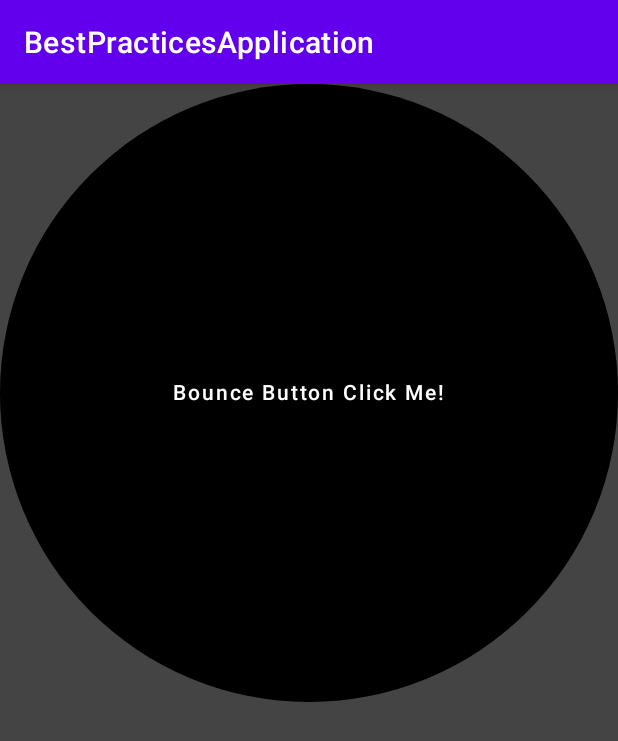
After one commit to lemondoglol/BestPracticesAndroid, an Android app built with Jetpack Compose: the AnimationExampleFragment screen opened through its navigation route, on a phone screen of 412 x 824 dp. The commit adds this screen. Shown: the top 741 px of the screen. Run offline under Robolectric (Android 15) with nearby library versions, the phone set to English and light mode, and no system bars; our stand-ins replace Dagger/Hilt's generated code.

Commit message:
compose animation button

```diff
--- a/app/src/main/java/com/example/bestpracticesapplication/HomeFragment.kt
+++ b/app/src/main/java/com/example/bestpracticesapplication/HomeFragment.kt
@@ -4,8 +4,10 @@ import android.os.Bundle
 import android.view.LayoutInflater
 import android.view.View
 import android.view.ViewGroup
+import androidx.compose.foundation.gestures.scrollable
 import androidx.compose.foundation.layout.fillMaxSize
 import androidx.compose.foundation.lazy.LazyColumn
+import androidx.compose.foundation.rememberScrollState
 import androidx.compose.material.Button
 import androidx.compose.material.Surface
 import androidx.compose.material.Text
@@ -34,6 +36,16 @@ class HomeFragment : Fragment() {
                         horizontalAlignment = Alignment.CenterHorizontally,
                     ) {
                         item {
+                            Button(
+                                onClick = {
+                                    findNavController().navigate(
+                                        HomeFragmentDirections.actionHomeFragmentToAnimationExampleFragment()
+                                    )
+                                }
+                            ) {
+                                Text("To Animation Example")
+                            }
+
                             Button(
                                 onClick = {
                                     findNavController().navigate(
--- /dev/null
+++ b/app/src/main/java/com/example/bestpracticesapplication/animations/AnimationExampleContent.kt
@@ -0,0 +1,55 @@
+package com.example.bestpracticesapplication.animations
+
+import androidx.compose.foundation.background
+import androidx.compose.foundation.clickable
+import androidx.compose.foundation.layout.Arrangement
+import androidx.compose.foundation.layout.Box
+import androidx.compose.foundation.layout.Column
+import androidx.compose.foundation.layout.aspectRatio
+import androidx.compose.foundation.shape.CircleShape
+import androidx.compose.material.Button
+import androidx.compose.material.MaterialTheme
+import androidx.compose.material.Text
+import androidx.compose.runtime.Composable
+import androidx.compose.runtime.mutableStateOf
+import androidx.compose.runtime.remember
+import androidx.compose.runtime.setValue
+import androidx.compose.runtime.getValue
+import androidx.compose.ui.Alignment
+import androidx.compose.ui.Modifier
+import androidx.compose.ui.draw.clip
+import androidx.compose.ui.graphics.Brush
+import androidx.compose.ui.graphics.Color
+import androidx.compose.ui.text.style.TextDirection.Companion.Content
+
+@Composable
+fun AnimationExampleContentScreen(
+    modifier: Modifier = Modifier,
+) {
+    var isClicked by remember { mutableStateOf(false) }
+    Column(
+        modifier = modifier,
+        horizontalAlignment = Alignment.CenterHorizontally,
+        verticalArrangement = Arrangement.Center,
+    ) {
+        Button(
+            modifier = Modifier
+                .onClickGradientEffect(
+                    idleStateGradientColors = listOf(
+                        Color.DarkGray,
+                        Color.DarkGray,
+                    ),
+                    pressStateGradientColors = listOf(
+                        Color.Gray,
+                        Color.DarkGray,
+                    )
+                )
+                .bounceClick()
+                .aspectRatio(ratio = 1f, matchHeightConstraintsFirst = false)
+                .clip(CircleShape),
+            onClick = { isClicked = !isClicked }
+        ) {
+            Text("Bounce Button Click Me!")
+        }
+    }
+}
--- /dev/null
+++ b/app/src/main/java/com/example/bestpracticesapplication/animations/AnimationExampleFragment.kt
@@ -0,0 +1,79 @@
+package com.example.bestpracticesapplication.animations
+
+import android.annotation.SuppressLint
+import android.content.res.Configuration
+import android.os.Bundle
+import android.view.LayoutInflater
+import android.view.View
+import android.view.ViewGroup
+import androidx.compose.foundation.isSystemInDarkTheme
+import androidx.compose.foundation.layout.fillMaxSize
+import androidx.compose.material.*
+import androidx.compose.runtime.Composable
+import androidx.compose.runtime.CompositionLocalProvider
+import androidx.compose.ui.Modifier
+import androidx.compose.ui.platform.ComposeView
+import androidx.compose.ui.platform.LocalConfiguration
+import androidx.fragment.app.Fragment
+import com.example.bestpracticesapplication.compose.*
+import dagger.hilt.android.AndroidEntryPoint
+
+@AndroidEntryPoint
+class AnimationExampleFragment : Fragment() {
+
+    override fun onCreateView(
+        inflater: LayoutInflater,
+        container: ViewGroup?,
+        savedInstanceState: Bundle?
+    ): View {
+        return ComposeView(requireContext()).apply {
+            setContent {
+                MyTheme {
+                    val configuration = LocalConfiguration.current
+                    when (configuration.orientation) {
+                        Configuration.ORIENTATION_PORTRAIT -> {
+                            AnimationExampleScreen()
+                        }
+                        else -> {
+                            AnimationExampleScreen()
+                        }
+                    }
+                }
+            }
+        }
+    }
+
+    @SuppressLint("UnusedMaterialScaffoldPaddingParameter")
+    @Composable
+    fun AnimationExampleScreen(
+        modifier: Modifier = Modifier,
+    ) {
+        Scaffold(
+            modifier = Modifier.fillMaxSize(),
+            backgroundColor = ApplicationTheme.colors.backgroundColor,
+            topBar = {
+                 // App Bar
+            },
+            content = {
+                AnimationExampleContentScreen()
+            },
+        )
+    }
+
+    @Composable
+    private fun MyTheme(
+        colors: MyThemeColors = if (isSystemInDarkTheme()) DarkMode else LightMode,
+        content: @Composable () -> Unit,
+    ) {
+        CompositionLocalProvider(LocalExtendsColors provides colors) {
+            MaterialTheme(
+                colors = MaterialTheme.colors.copy(
+                    primary = colors.primaryColor,
+                    secondary = colors.secondaryColor,
+                    background = colors.backgroundColor,
+                ),
+                content = content,
+            )
+        }
+    }
+}
--- /dev/null
+++ b/app/src/main/java/com/example/bestpracticesapplication/animations/ButtonAnimation.kt
@@ -0,0 +1,82 @@
+package com.example.bestpracticesapplication.animations
+
+import androidx.compose.animation.core.animateFloatAsState
+import androidx.compose.animation.core.tween
+import androidx.compose.foundation.background
+import androidx.compose.foundation.gestures.awaitFirstDown
+import androidx.compose.foundation.gestures.waitForUpOrCancellation
+import androidx.compose.runtime.getValue
+import androidx.compose.runtime.mutableStateOf
+import androidx.compose.runtime.remember
+import androidx.compose.runtime.setValue
+import androidx.compose.ui.Modifier
+import androidx.compose.ui.composed
+import androidx.compose.ui.draw.scale
+import androidx.compose.ui.graphics.Brush
+import androidx.compose.ui.graphics.Color
+import androidx.compose.ui.input.pointer.pointerInput
+
+private enum class BounceViewState { Pressed, Idle }
+
+fun Modifier.onClickGradientEffect(
+    idleStateGradientColors: List<Color>,
+    pressStateGradientColors: List<Color>,
+) = composed {
+    var bounceViewState by remember { mutableStateOf(BounceViewState.Idle) }
+
+    val gradient = when (bounceViewState) {
+        BounceViewState.Idle -> Brush.verticalGradient(
+            idleStateGradientColors
+        )
+        BounceViewState.Pressed -> Brush.verticalGradient(
+            pressStateGradientColors
+        )
+    }
+
+    this
+        .background(brush = gradient)
+        .pointerInput(bounceViewState) {
+            awaitPointerEventScope {
+                bounceViewState = when (bounceViewState) {
+                    BounceViewState.Pressed -> {
+                        waitForUpOrCancellation()
+                        BounceViewState.Idle
+                    }
+                    BounceViewState.Idle -> {
+                        awaitFirstDown(false)
+                        BounceViewState.Pressed
+                    }
+                }
+            }
+        }
+}
+
+fun Modifier.bounceClick(
+    viewPressedSize: Float = 0.9f,
+    animationDurationMills: Int = 1000,
+) = composed {
+    var bounceViewState by remember { mutableStateOf(BounceViewState.Idle) }
+    val scale by animateFloatAsState(
+        if (bounceViewState == BounceViewState.Pressed) viewPressedSize else 1f,
+        animationSpec = tween(durationMillis = animationDurationMills)
+    )
+
+    val modifier = this
+        .scale(scale)
+        .pointerInput(bounceViewState) {
+            awaitPointerEventScope {
+                bounceViewState = when (bounceViewState) {
+                    BounceViewState.Pressed -> {
+                        waitForUpOrCancellation()
+                        BounceViewState.Idle
+                    }
+                    BounceViewState.Idle -> {
+                        awaitFirstDown(false)
+                        BounceViewState.Pressed
+                    }
+                }
+            }
+        }
+
+    modifier
+}
--- /dev/null
+++ b/app/src/main/java/com/example/bestpracticesapplication/compose/MyThemeColors.kt
@@ -0,0 +1,35 @@
+package com.example.bestpracticesapplication.compose
+
+import androidx.compose.runtime.Composable
+import androidx.compose.runtime.ReadOnlyComposable
+import androidx.compose.runtime.staticCompositionLocalOf
+import androidx.compose.ui.graphics.Color
+
+sealed class MyThemeColors(
+    val primaryColor: Color,
+    val secondaryColor: Color,
+    val backgroundColor: Color,
+)
+
+object DarkMode : MyThemeColors(
+    primaryColor = Color.White,
+    secondaryColor = Color.Cyan,
+    backgroundColor = Color.DarkGray,
+)
+
+object LightMode : MyThemeColors(
+    primaryColor = Color.Black,
+    secondaryColor = Color.DarkGray,
+    backgroundColor = Color.DarkGray,
+)
+
+val LocalExtendsColors = staticCompositionLocalOf<MyThemeColors> {
+    DarkMode
+}
+
+object ApplicationTheme {
+    val colors: MyThemeColors
+        @Composable
+        @ReadOnlyComposable
+        get() = LocalExtendsColors.current
+}
--- a/app/src/main/res/navigation/home_nav_graph.xml
+++ b/app/src/main/res/navigation/home_nav_graph.xml
@@ -32,6 +32,9 @@
         <action
             android:id="@+id/action_homeFragment_to_countDownTimerFragment"
             app:destination="@id/countDownTimerFragment" />
+        <action
+            android:id="@+id/action_homeFragment_to_animationExampleFragment"
+            app:destination="@id/animationExampleFragment" />
     </fragment>
     <fragment
         android:id="@+id/fileTransferFragment"
@@ -65,4 +68,8 @@
         android:id="@+id/countDownTimerFragment"
         android:name="com.example.bestpracticesapplication.features.timer.CountDownTimerFragment"
         android:label="CountDownTimerFragment" />
+    <fragment
+        android:id="@+id/animationExampleFragment"
+        android:name="com.example.bestpracticesapplication.animations.AnimationExampleFragment"
+        android:label="AnimationExampleFragment" />
 </navigation>
--- a/build.gradle
+++ b/build.gradle
@@ -4,6 +4,7 @@ buildscript {
         google()
     }
     dependencies {
+        classpath "com.android.tools.build:gradle:7.2.2"
         def nav_version = "2.5.2"
         classpath "androidx.navigation:navigation-safe-args-gradle-plugin:$nav_version"
     }
@@ -12,7 +13,7 @@ buildscript {
 plugins {
     id 'com.android.application' version '7.2.1' apply false
     id 'com.android.library' version '7.2.1' apply false
-    id 'org.jetbrains.kotlin.android' version '1.7.0' apply false
+    id 'org.jetbrains.kotlin.android' version '1.7.10' apply false
     id 'com.google.dagger.hilt.android' version '2.44' apply false
 }
 
```
Also changed, not shown: app/build.gradle (+16 -18 lines).
